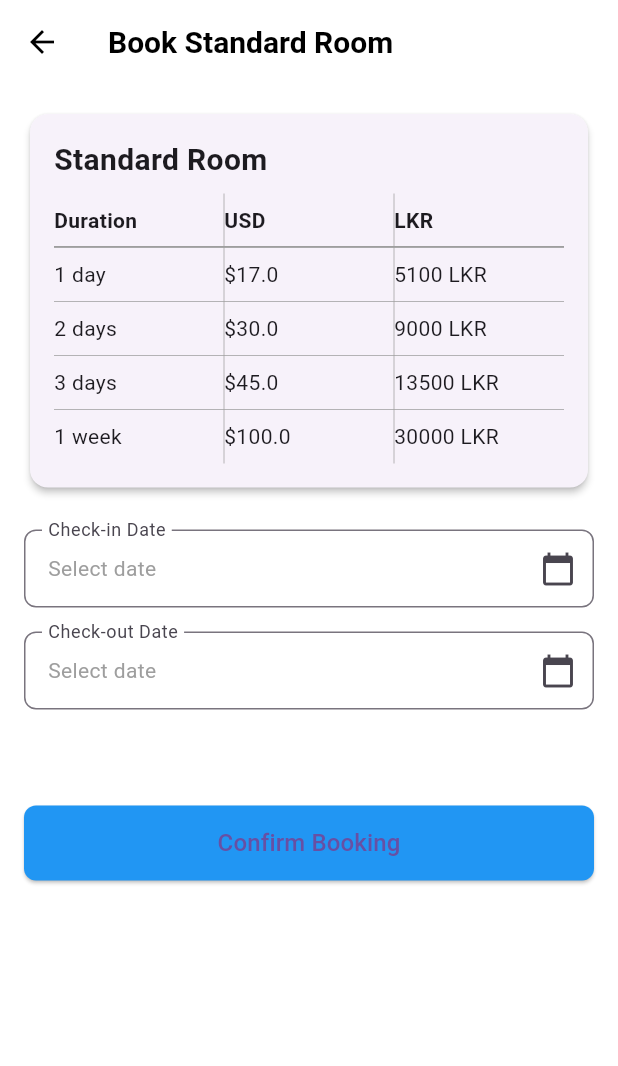
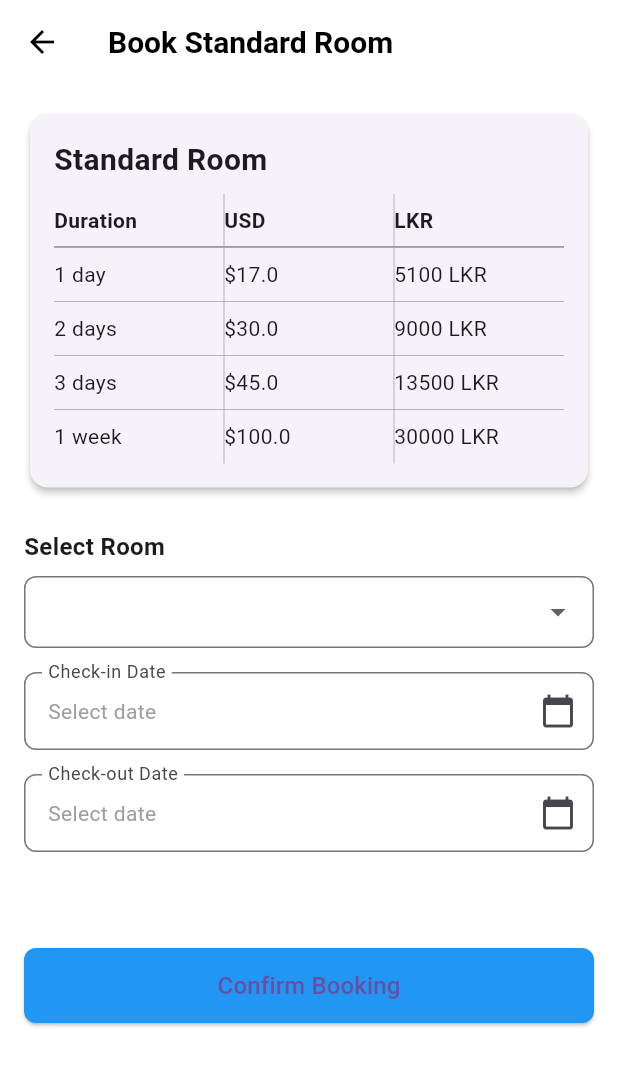
Before and after one commit to smsdahanayaka/motel_reservation, a Flutter app: the BookingScreen screen opened directly, on a phone screen of 412 x 824 dp. Shown: the top 1066 px of the screen. Run offline on Flutter 3.47's test engine with Material 3 defaults, Android fonts, the light colour scheme and no system bars; our stand-ins replace cloud_firestore, firebase_auth, firebase_core, table_calendar; accounts and stored records are empty; Roboto replaces fonts that are missing (Poppins).

```diff
--- a/lib/screens/user/booking_screen.dart
+++ b/lib/screens/user/booking_screen.dart
@@ -25,6 +25,7 @@ class _BookingScreenState extends State<BookingScreen> {
   DateTime? _checkInDate;
   DateTime? _checkOutDate;
   bool _isLoading = false;
+  String? _selectedRoom;
   final Map<String, List<double>> _pricing = {
     'Standard Room': [17.0, 30.0, 45.0, 100.0],
     'Penthouse Suite': [65.0, 100.0, 135.0, 220.0, 750.0],
@@ -73,6 +74,7 @@ class _BookingScreenState extends State<BookingScreen> {
         checkIn: _checkInDate!,
         checkOut: _checkOutDate!,
         totalPrice: _totalPrice,
+        roomNumber: _selectedRoom ?? '',
       );
 
       if (mounted) {
@@ -125,6 +127,45 @@ class _BookingScreenState extends State<BookingScreen> {
               ),
             ),
             const SizedBox(height: 24),
+
+            // Add Room Dropdown for Standard Room
+            if (widget.roomType == 'Standard Room') ...[
+              const Text(
+                'Select Room',
+                style: TextStyle(fontSize: 16, fontWeight: FontWeight.bold),
+              ),
+              const SizedBox(height: 8),
+              DropdownButtonFormField<String>(
+                value: _selectedRoom,
+                decoration: InputDecoration(
+                  border: OutlineInputBorder(
+                    borderRadius: BorderRadius.circular(8),
+                  ),
+                  contentPadding: const EdgeInsets.symmetric(
+                    horizontal: 16,
+                    vertical: 12,
+                  ),
+                ),
+                items:
+                    [
+                      'Room 1',
+                      'Room 2',
+                      'Room 3',
+                    ].map<DropdownMenuItem<String>>((String value) {
+                      return DropdownMenuItem<String>(
+                        value: value,
+                        child: Text(value),
+                      );
+                    }).toList(),
+                onChanged: (String? newValue) {
+                  setState(() {
+                    _selectedRoom = newValue;
+                  });
+                },
+              ),
+              const SizedBox(height: 16),
+            ],
+
             DateSelector(
               label: 'Check-in Date',
               selectedDate: _checkInDate,
--- a/lib/services/database_service.dart
+++ b/lib/services/database_service.dart
@@ -43,6 +43,7 @@ class DatabaseService {
     required DateTime checkIn,
     required DateTime checkOut,
     required double totalPrice,
+    required String roomNumber,
   }) async {
     final user = _auth.currentUser;
     if (user == null) throw Exception('User not authenticated');
@@ -50,6 +51,7 @@ class DatabaseService {
     await _bookingsCollection.add({
       'userId': user.uid,
       'userEmail': user.email,
+      'roomNumber': roomNumber,
       'roomType': roomType,
       'checkIn': Timestamp.fromDate(checkIn),
       'checkOut': Timestamp.fromDate(checkOut),
```
Also changed, not shown: lib/widgets/availability_calendar.dart (+8 -7 lines).
